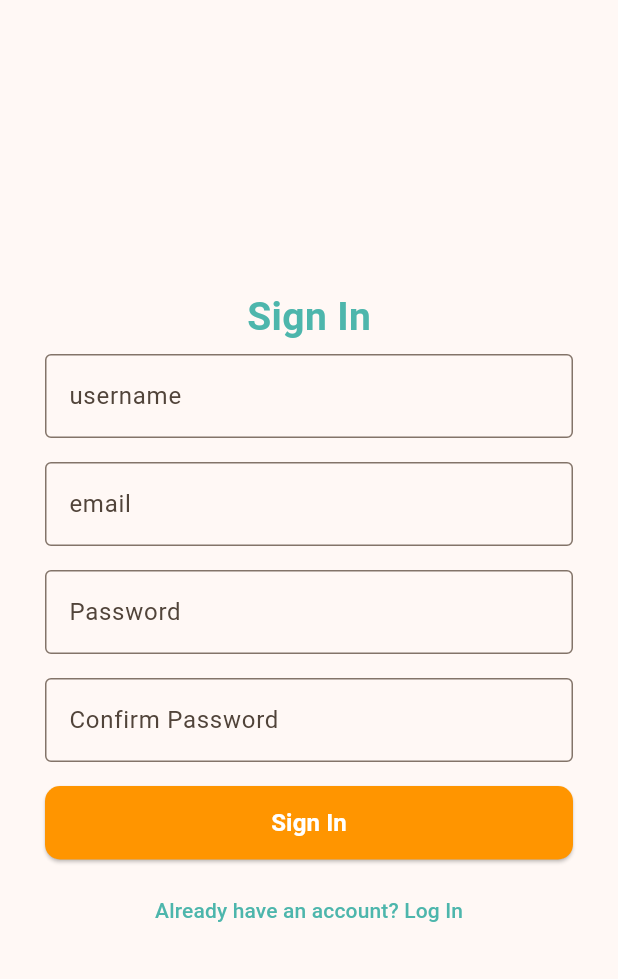
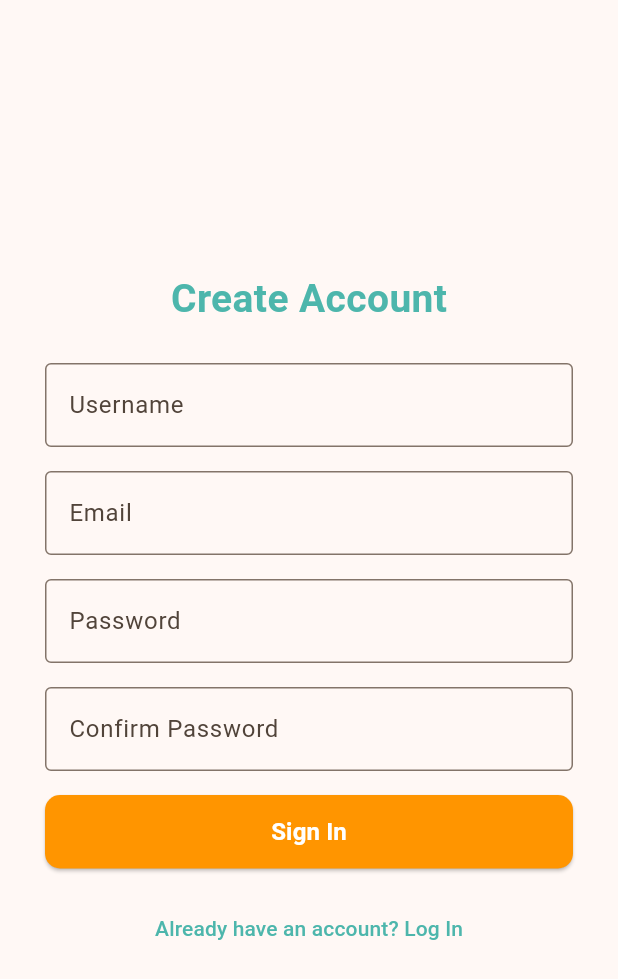
Before and after one commit to kawtharrS/voicera-ai, a Flutter app: the screen it shows after launch, after a tap on "Sign In", on a phone screen of 412 x 824 dp. Shown: the top 979 px of the screen. Run offline on Flutter 3.47's test engine with Material 3 defaults, Android fonts, the phone set to English and light mode, and no system bars; our stand-ins replace just_audio, speech_to_text; Roboto replaces fonts that are missing (Poppins).

Commit message:
cleaned the sign in

```diff
--- a/mobile/lib/main.dart
+++ b/mobile/lib/main.dart
@@ -1,6 +1,6 @@
 import 'package:flutter/material.dart';
 import 'screens/home/home.dart';
-import 'screens/signIn.dart';
+import 'screens/sign_in/sign_in.dart';
 import 'screens/login/login.dart';
 import 'screens/chat/voice_chat.dart';
 import 'constants/colors.dart';
--- a/mobile/lib/screens/login/login.dart
+++ b/mobile/lib/screens/login/login.dart
@@ -1,5 +1,4 @@
 import 'package:mobile/constants/paddings.dart';
-import 'package:mobile/apis/auth_service.dart';
 import 'package:flutter/material.dart';
 import 'package:mobile/constants/colors.dart';
 import 'package:mobile/screens/login/login service.dart';
--- /dev/null
+++ b/mobile/lib/screens/sign_in/sign_in.dart
@@ -0,0 +1,160 @@
+import 'package:mobile/constants/paddings.dart';
+import 'package:mobile/apis/auth_service.dart';
+import 'package:flutter/material.dart';
+import 'package:mobile/constants/colors.dart';
+import 'package:mobile/screens/sign_in/sign_in_service.dart';
+
+class SignInPage extends StatefulWidget {
+  @override
+  _SignInPageState createState() => _SignInPageState();
+}
+
+class _SignInPageState extends State<SignInPage> {
+  final usernameController = TextEditingController();
+  final emailController = TextEditingController();
+  final passwordController = TextEditingController();
+  final confirmPasswordController = TextEditingController();
+  bool isLoading = false;
+
+  @override
+  void dispose() {
+    usernameController.dispose();
+    emailController.dispose();
+    passwordController.dispose();
+    confirmPasswordController.dispose();
+    super.dispose();
+  }
+
+  void _handleSignIn() async {
+    setState(() {
+      isLoading = true;
+    });
+
+    await SignInService.signIn(
+      context,
+      usernameController.text.trim(),
+      emailController.text.trim(),
+      passwordController.text.trim(),
+      confirmPasswordController.text.trim(),
+    );
+
+    if (mounted) {
+      setState(() {
+        isLoading = false;
+      });
+    }
+  }
+
+  @override
+  Widget build(BuildContext context) {
+    return Scaffold(
+      body: Center(
+        child: Padding(
+          padding: const EdgeInsets.all(30.0),
+          child: SingleChildScrollView(
+            child: Column(
+              mainAxisAlignment: MainAxisAlignment.center,
+              crossAxisAlignment: CrossAxisAlignment.center,
+              children: [
+                Text(
+                  'Create Account',
+                  style: TextStyle(
+                    fontFamily: 'Poppins',
+                    fontWeight: FontWeight.bold,
+                    fontSize: 26,
+                    color: AppColors.teal,
+                  ),
+                ),
+                const SizedBox(height: 24),
+                TextField(
+                  controller: usernameController,
+                  enabled: !isLoading,
+                  decoration: InputDecoration(
+                    labelText: 'Username',
+                    hintText: 'Enter your username',
+                    border: OutlineInputBorder(),
+                  ),
+                ),
+                const SizedBox(height: AppPadding.vP),
+                TextField(
+                  controller: emailController,
+                  enabled: !isLoading,
+                  decoration: InputDecoration(
+                    labelText: 'Email',
+                    hintText: 'Enter your email',
+                    border: OutlineInputBorder(),
+                  ),
+                  keyboardType: TextInputType.emailAddress,
+                ),
+                const SizedBox(height: AppPadding.vP),
+                TextField(
+                  controller: passwordController,
+                  enabled: !isLoading,
+                  decoration: InputDecoration(
+                    labelText: 'Password',
+                    hintText: 'Enter your password',
+                    border: OutlineInputBorder(),
+                  ),
+                  obscureText: true,
+                ),
+                const SizedBox(height: AppPadding.vP),
+                TextField(
+                  controller: confirmPasswordController,
+                  enabled: !isLoading,
+                  decoration: InputDecoration(
+                    labelText: 'Confirm Password',
+                    hintText: 'Confirm your password',
+                    border: OutlineInputBorder(),
+                  ),
+                  obscureText: true,
+                ),
+                const SizedBox(height: AppPadding.vP),
+                SizedBox(
+                  width: double.infinity,
+                  height: 49,
+                  child: ElevatedButton(
+                    onPressed: isLoading ? null : _handleSignIn,
+                    style: ElevatedButton.styleFrom(
+                      backgroundColor: AppColors.orange,
+                      disabledBackgroundColor: Colors.grey,
+                      shape: RoundedRectangleBorder(
+                        borderRadius: BorderRadius.circular(10),
+                      ),
+                    ),
+                    child: isLoading
+                        ? SizedBox(
+                            height: 20,
+                            width: 20,
+                            child: CircularProgressIndicator(
+                              strokeWidth: 2,
+                              valueColor: AlwaysStoppedAnimation<Color>(
+                                Colors.white,
+                              ),
+                            ),
+                          )
+                        : Text(
+                            'Sign In',
+                            style: TextStyle(
+                              color: Colors.white,
+                              fontSize: 16,
+                              fontWeight: FontWeight.bold,
+                            ),
+                          ),
+                  ),
+                ),
+                const SizedBox(height: 16),
+                TextButton(
+                  onPressed: isLoading ? null : () => Navigator.pushNamed(context, '/login'),
+                  child: const Text(
+                    'Already have an account? Log In',
+                    style: TextStyle(color: AppColors.teal),
+                  ),
+                ),
+              ],
+            ),
+          ),
+        ),
+      ),
+    );
+  }
+}
```
Also changed, not shown: mobile/lib/screens/login/login service.dart (+2 -12 lines), mobile/lib/screens/sign_in/helper.dart (added, +8 -0 lines), mobile/lib/screens/sign_in/sign_in_service.dart (added, +89 -0 lines).
